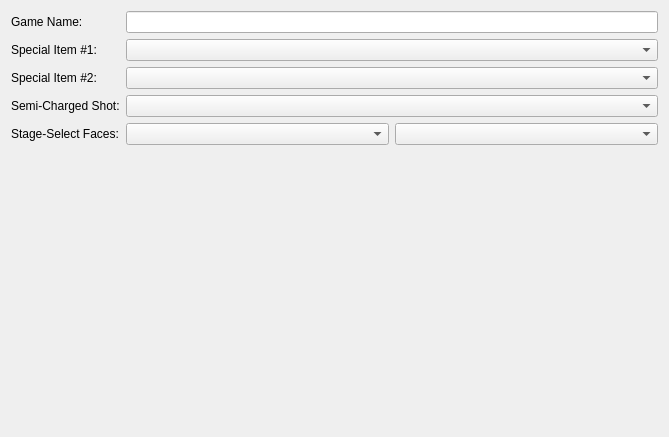
protoman/rockbot, file editor/mainwindow_tab/game_properties_tab.ui: the form before one commit.
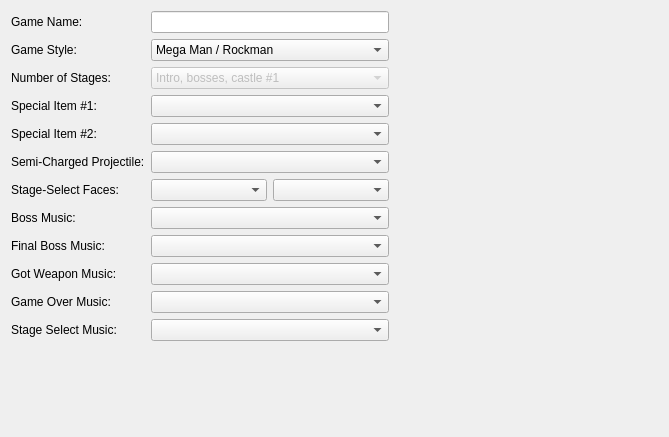
The form after the commit.

Commit message: - remove some remaining colorcycle properties - add new game options into editor - rename stages defines. @TODO: remove some hardcoded hacks related to stages

Diff of the .ui file:
```diff
--- a/editor/mainwindow_tab/game_properties_tab.ui
+++ b/editor/mainwindow_tab/game_properties_tab.ui
@@ -16,34 +16,119 @@
   <layout class="QHBoxLayout" name="horizontalLayout">
    <item>
     <layout class="QGridLayout" name="gridLayout_2">
+     <item row="9" column="0">
+      <widget class="QLabel" name="label_9">
+       <property name="text">
+        <string>Got Weapon Music:</string>
+       </property>
+      </widget>
+     </item>
+     <item row="9" column="1">
+      <widget class="QComboBox" name="gotWeaponMusic_comboBox"/>
+     </item>
+     <item row="11" column="1">
+      <widget class="QComboBox" name="stageSelectMusic_comboBox"/>
+     </item>
+     <item row="10" column="0">
+      <widget class="QLabel" name="label_10">
+       <property name="text">
+        <string>Game Over Music:</string>
+       </property>
+      </widget>
+     </item>
+     <item row="11" column="0">
+      <widget class="QLabel" name="label_11">
+       <property name="text">
+        <string>Stage Select Music:</string>
+       </property>
+      </widget>
+     </item>
+     <item row="10" column="1">
+      <widget class="QComboBox" name="gameOverMusic_comboBox"/>
+     </item>
+     <item row="1" column="0">
+      <widget class="QLabel" name="label_8">
+       <property name="text">
+        <string>Game Style:</string>
+       </property>
+      </widget>
+     </item>
+     <item row="1" column="1">
+      <widget class="QComboBox" name="gameStyle_comboBox">
+       <item>
+        <property name="text">
+         <string>Mega Man / Rockman</string>
+        </property>
+       </item>
+       <item>
+        <property name="text">
+         <string>Castlevania / Ghould &amp; Ghosts</string>
+        </property>
+       </item>
+      </widget>
+     </item>
+     <item row="2" column="0">
+      <widget class="QLabel" name="label_12">
+       <property name="text">
+        <string>Number of Stages:</string>
+       </property>
+      </widget>
+     </item>
      <item row="2" column="1">
+      <widget class="QComboBox" name="stageNumber_comboBox">
+       <property name="enabled">
+        <bool>false</bool>
+       </property>
+       <item>
+        <property name="text">
+         <string>Intro, bosses, castle #1</string>
+        </property>
+       </item>
+       <item>
+        <property name="text">
+         <string>Intro, 8 bosses, 5 castle #1, 5 castle #2</string>
+        </property>
+       </item>
+      </widget>
+     </item>
+     <item row="7" column="1">
+      <widget class="QComboBox" name="bossMusic_comboBox"/>
+     </item>
+     <item row="4" column="1">
       <widget class="QComboBox" name="special_item2_combo"/>
      </item>
-     <item row="2" column="0">
-      <widget class="QLabel" name="label_2">
-       <property name="text">
-        <string>Special Item #2:</string>
-       </property>
-      </widget>
-     </item>
-     <item row="1" column="0">
+     <item row="3" column="0">
       <widget class="QLabel" name="label">
        <property name="text">
         <string>Special Item #1:</string>
        </property>
       </widget>
      </item>
-     <item row="3" column="0">
+     <item row="4" column="0">
+      <widget class="QLabel" name="label_2">
+       <property name="text">
+        <string>Special Item #2:</string>
+       </property>
+      </widget>
+     </item>
+     <item row="5" column="0">
       <widget class="QLabel" name="label_3">
        <property name="text">
-        <string>Semi-Charged Shot:</string>
+        <string>Semi-Charged Projectile:</string>
        </property>
       </widget>
      </item>
-     <item row="3" column="1">
+     <item row="6" column="0">
+      <widget class="QLabel" name="label_4">
+       <property name="text">
+        <string>Stage-Select Faces:</string>
+       </property>
+      </widget>
+     </item>
+     <item row="5" column="1">
       <widget class="QComboBox" name="semicharged_shot_combo"/>
      </item>
-     <item row="5" column="0">
+     <item row="12" column="0">
       <spacer name="verticalSpacer">
        <property name="orientation">
         <enum>Qt::Vertical</enum>
@@ -56,17 +141,17 @@
        </property>
       </spacer>
      </item>
-     <item row="1" column="1">
+     <item row="3" column="1">
       <widget class="QComboBox" name="special_item1_combo"/>
      </item>
-     <item row="4" column="0">
-      <widget class="QLabel" name="label_4">
-       <property name="text">
-        <string>Stage-Select Faces:</string>
+     <item row="0" column="1">
+      <widget class="QLineEdit" name="lineEdit">
+       <property name="maxLength">
+        <number>30</number>
        </property>
       </widget>
      </item>
-     <item row="4" column="1">
+     <item row="6" column="1">
       <layout class="QHBoxLayout" name="horizontalLayout_2">
        <item>
         <widget class="QComboBox" name="stagefaces_stage_combo"/>
@@ -83,13 +168,6 @@
        </item>
       </layout>
      </item>
-     <item row="0" column="1">
-      <widget class="QLineEdit" name="lineEdit">
-       <property name="maxLength">
-        <number>30</number>
-       </property>
-      </widget>
-     </item>
      <item row="0" column="0">
       <widget class="QLabel" name="label_5">
        <property name="text">
@@ -97,8 +175,38 @@
        </property>
       </widget>
      </item>
+     <item row="7" column="0">
+      <widget class="QLabel" name="label_6">
+       <property name="text">
+        <string>Boss Music:</string>
+       </property>
+      </widget>
+     </item>
+     <item row="8" column="0">
+      <widget class="QLabel" name="label_7">
+       <property name="text">
+        <string>Final Boss Music:</string>
+       </property>
+      </widget>
+     </item>
+     <item row="8" column="1">
+      <widget class="QComboBox" name="finalBoss_comboBox"/>
+     </item>
     </layout>
    </item>
+   <item>
+    <spacer name="horizontalSpacer">
+     <property name="orientation">
+      <enum>Qt::Horizontal</enum>
+     </property>
+     <property name="sizeHint" stdset="0">
+      <size>
+       <width>40</width>
+       <height>20</height>
+      </size>
+     </property>
+    </spacer>
+   </item>
   </layout>
  </widget>
  <resources/>
```
The commit also changes 13 other files.
